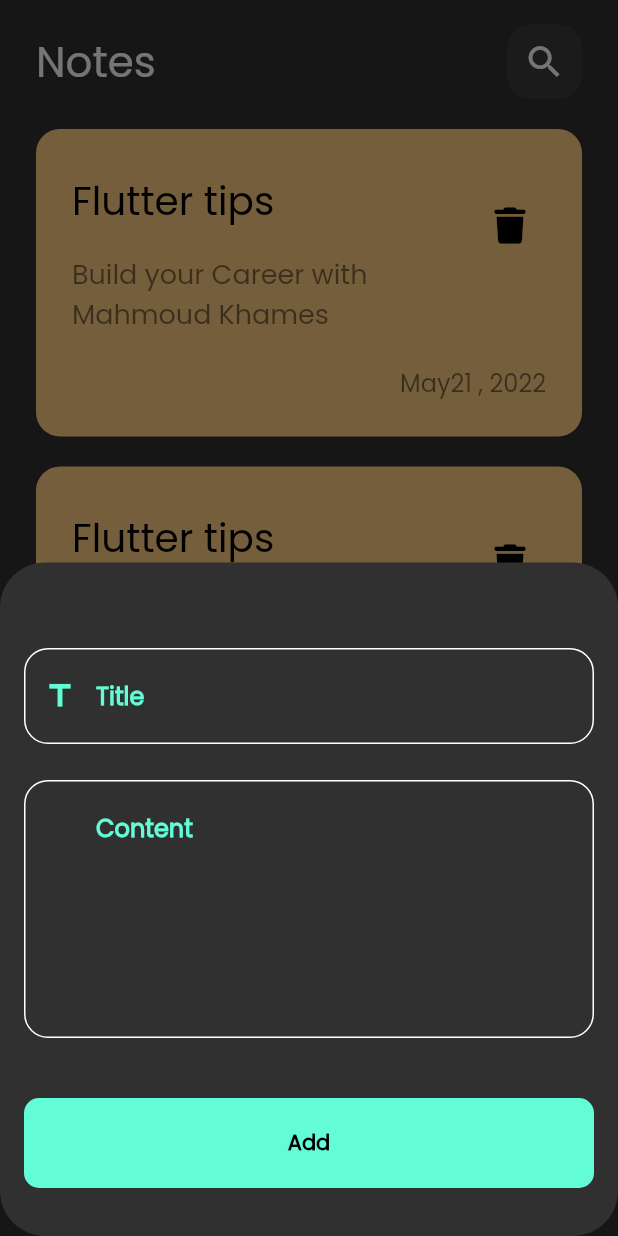
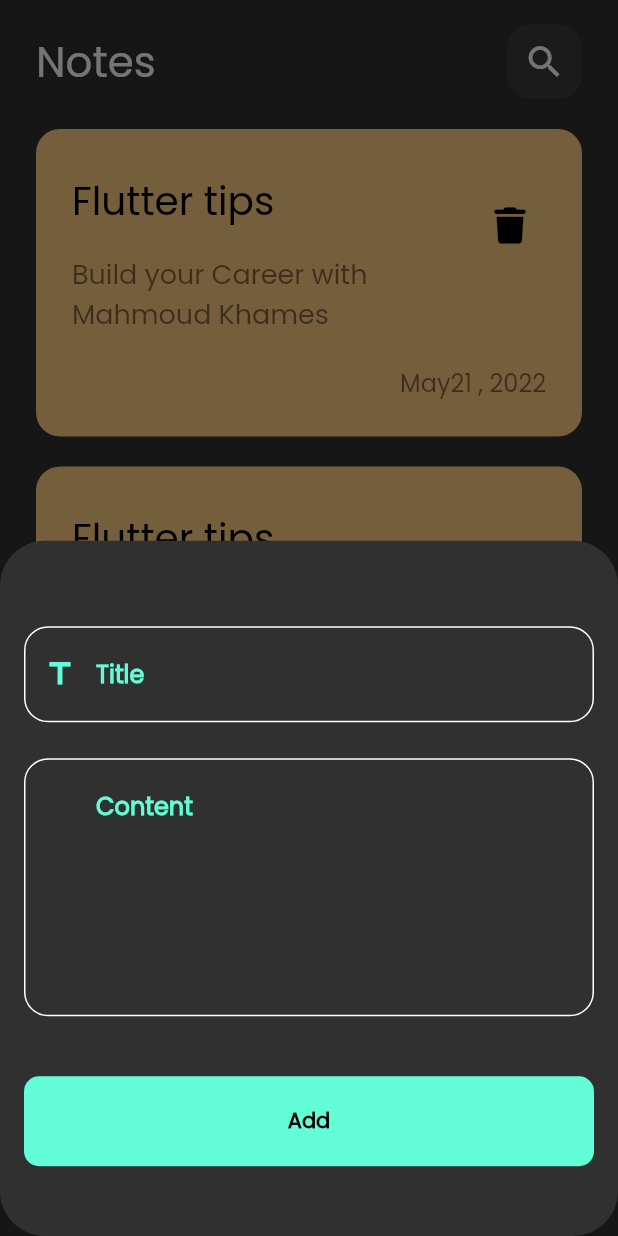
Before and after one commit to mkh515574/notes_app, a Flutter app: the screen it shows after launch, after a tap on the "add" icon, on a phone screen of 412 x 824 dp. Run offline on Flutter 3.47's test engine with Material 2 defaults, Android fonts, the light colour scheme and no system bars; drawn by our look-alikes of modal_progress_hud_nsn; our stand-ins replace bloc, flutter_bloc, font_awesome_flutter, hive, hive_flutter; accounts and stored records are empty.

Commit message:
add note to hive ,add blocObserver and done bottom sheet

```diff
--- a/lib/main.dart
+++ b/lib/main.dart
@@ -1,12 +1,19 @@
 import 'package:flutter/material.dart';
-
+import 'package:flutter_bloc/flutter_bloc.dart';
 import 'package:hive_flutter/hive_flutter.dart';
 import 'package:note_app/constants.dart';
+import 'package:note_app/models/note_model.dart';
+import 'package:note_app/mybloc.dart';
 import 'package:note_app/views/screens/notes_view.dart';
 
-void main() async{
+import 'cubit/notes_cubit.dart';
+
+void main() async {
+
   await Hive.initFlutter();
-  await Hive.openBox(kNotesBox);
+  Hive.registerAdapter(NoteModelAdapter());
+  await Hive.openBox<NoteModel>(kNotesBox);
+  Bloc.observer = MyBlocObserver();
   runApp(const MyApp());
 }
 
@@ -16,16 +23,18 @@
   // This widget is the root of your application.
   @override
   Widget build(BuildContext context) {
-    return MaterialApp(
+    return BlocProvider(
+      create: (context) => NotesCubit(),
+      child: MaterialApp(
         title: 'Flutter Demo',
         theme: ThemeData(
-
           brightness: Brightness.dark,
           fontFamily: 'Poppins',
           primarySwatch: Colors.blue,
         ),
         home: const NotesView(),
         debugShowCheckedModeBanner: false,
+      ),
     );
   }
 }
--- a/lib/views/widgets/addnote_botom_sheet.dart
+++ b/lib/views/widgets/addnote_botom_sheet.dart
@@ -1,17 +1,30 @@
 import 'package:flutter/material.dart';
+import 'package:flutter_bloc/flutter_bloc.dart';
+import 'package:modal_progress_hud_nsn/modal_progress_hud_nsn.dart';
+import 'package:note_app/cubit/notes_cubit.dart';
+import 'package:note_app/models/note_model.dart';
 import 'package:note_app/views/widgets/custom_button.dart';
 import 'package:note_app/views/widgets/custom_text_fild.dart';
-
 
 class AddNoteBottomSheet extends StatelessWidget {
   const AddNoteBottomSheet({Key? key}) : super(key: key);
 
   @override
   Widget build(BuildContext context) {
-    return const Padding(
-      padding:  EdgeInsets.symmetric(horizontal: 16, vertical: 32),
-      child: SingleChildScrollView(
-        child:AddNote(),
+    return Padding(
+      padding: const EdgeInsets.symmetric(horizontal: 16, vertical: 32),
+      child: BlocConsumer<NotesCubit, NotesState>(
+        listener: (context, state) {
+
+          if(state is NoteSuccess){
+            Navigator.pop(context);
+          }
+        },
+        builder: (context, state) {
+          return ModalProgressHUD(
+              inAsyncCall: state is NoteLoading ? true : false ,
+              child: const AddNote());
+        },
       ),
     );
   }
@@ -27,7 +40,8 @@
 class _AddNoteState extends State<AddNote> {
   GlobalKey<FormState> formKey = GlobalKey<FormState>();
   AutovalidateMode autovalidateMode = AutovalidateMode.disabled;
-  String? title ,suTitle;
+  String? title, suTitle;
+
   @override
   Widget build(BuildContext context) {
     return Form(
@@ -35,36 +49,43 @@
       autovalidateMode: autovalidateMode,
       child: Column(
         children: [
-          const  SizedBox(
+          const SizedBox(
             height: 25,
           ),
           CustomTextField(
-            onSaved: (value){
+            onSaved: (value) {
               title = value;
             },
             hintText: "Title",
-            iconData: Icons.title,),
+            iconData: Icons.title,
+          ),
           const SizedBox(
             height: 24,
           ),
           CustomTextField(
-            onSaved: (value){
+            onSaved: (value) {
               suTitle = value;
             },
             hintText: "Content",
             maxLines: 6,
           ),
+          CustomButton(
+            onTap: () {
+              if (formKey.currentState!.validate()) {
+                formKey.currentState!.save();
+                var note = NoteModel(
+                    title: title!,
+                    suTitle: suTitle!,
+                    date: DateTime.now().toString(),
+                    color: Colors.blue.value);
+                BlocProvider.of<NotesCubit>(context).addNote(note);
 
-            CustomButton(onTap: (){
-              if(formKey.currentState!.validate()){
-                formKey.currentState!.save();
-              }else{
+              } else {
                 autovalidateMode = AutovalidateMode.always;
-                setState(() {
-
-                });
+                setState(() {});
               }
-            },),
+            },
+          ),
         ],
       ),
     );
--- a/pubspec.yaml
+++ b/pubspec.yaml
@@ -39,6 +39,8 @@
   hive: ^2.2.3
   hive_flutter: ^1.1.0
   flutter_bloc: ^8.1.2
+  modal_progress_hud_nsn: ^0.3.0
+  bloc: ^8.1.1
 
 
 dev_dependencies:
```
Also changed, not shown: lib/cubit/notes_cubit.dart (+14 -0 lines), lib/mybloc.dart (added, +37 -0 lines), pubspec.lock, 5 other files. Lines whose indentation alone changed are shown as unchanged.
